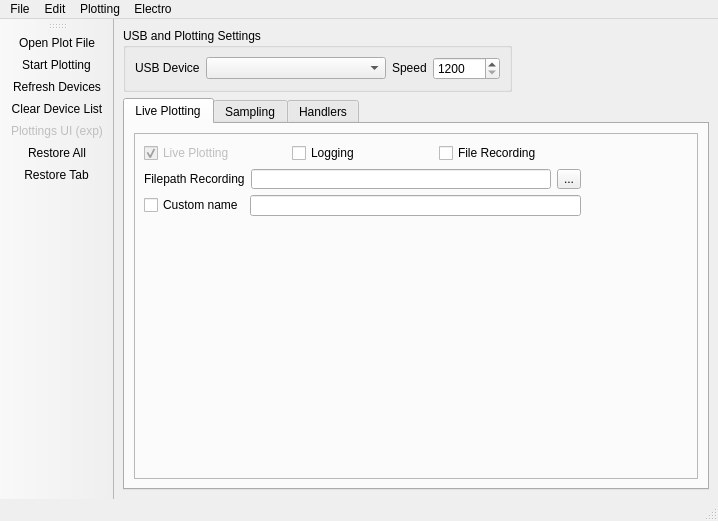
This is Resources/mainui.ui in gdroumpalis/Electro2 as Qt 5 draws it before an edit. The edited form follows.
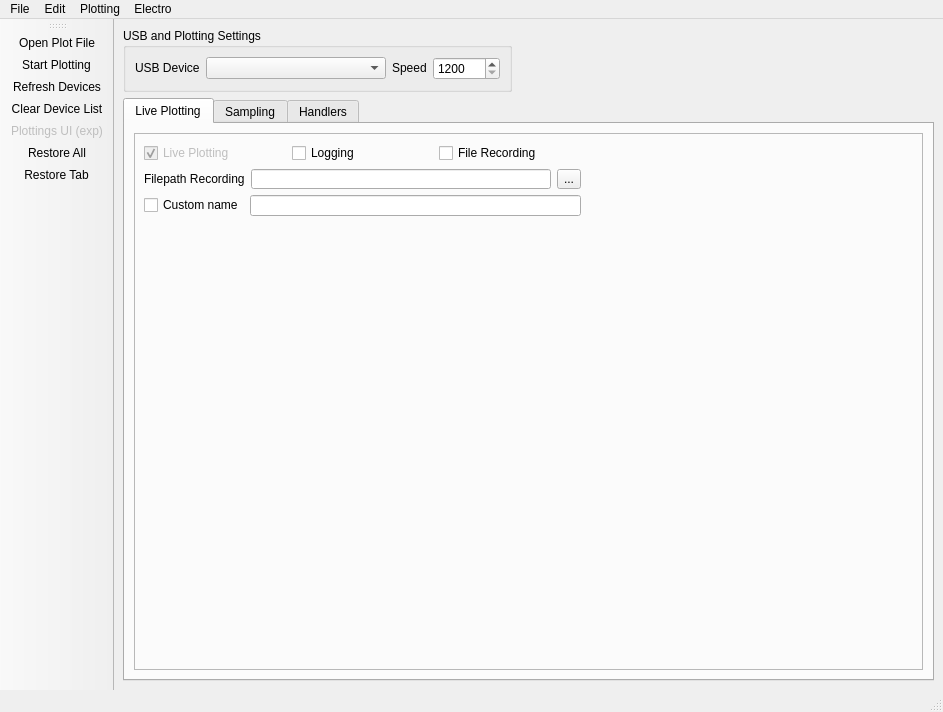
This is the edited form. The open tabs and pages were chosen to show the change. Icons and pictures are not drawn.

Commit message: Fix initialization size of form. Live plotting is the new default. Bigger window

```diff
--- a/Resources/mainui.ui
+++ b/Resources/mainui.ui
@@ -6,8 +6,8 @@
    <rect>
     <x>0</x>
     <y>0</y>
-    <width>718</width>
-    <height>521</height>
+    <width>943</width>
+    <height>712</height>
    </rect>
   </property>
   <property name="sizePolicy">
@@ -567,7 +567,7 @@
     <rect>
      <x>0</x>
      <y>0</y>
-     <width>718</width>
+     <width>943</width>
      <height>26</height>
     </rect>
    </property>
```
Left out of the diff: 2 changed lines with no effect on the pictures. The commit also changes 1 other file.
